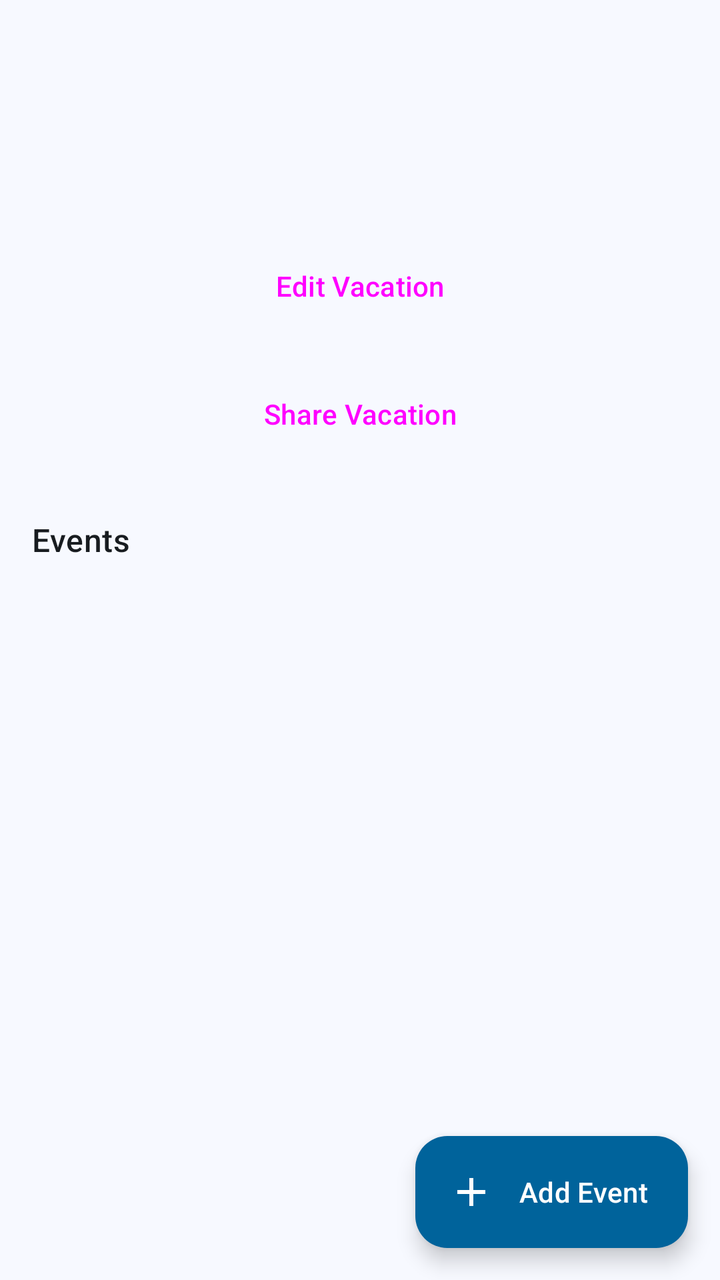
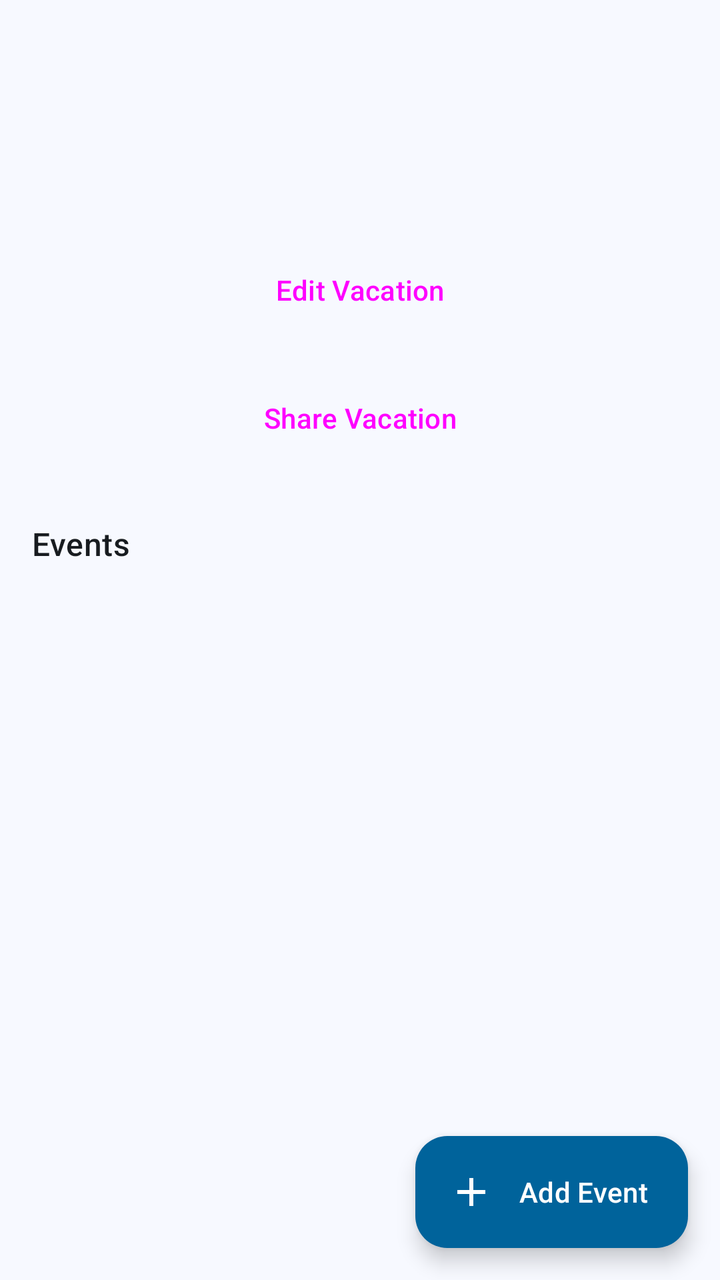

An Android layout rendered at two revisions. The XML below is the earlier revision; the diff shows what the commit changed to produce the second picture.
<!-- AndroidManifest.xml: application theme Theme.Vagor -->
<!-- res/layout/activity_event_list.xml -->
<?xml version="1.0" encoding="utf-8"?>
<FrameLayout
    xmlns:android="http://schemas.android.com/apk/res/android"
    xmlns:tools="http://schemas.android.com/tools"
    android:layout_width="match_parent"
    android:layout_height="match_parent">

    
    <ScrollView
        android:id="@+id/vacationPageScroll"
        android:layout_width="match_parent"
        android:layout_height="match_parent">

        
        <LinearLayout
            android:layout_width="match_parent"
            android:layout_height="wrap_content"
            android:orientation="vertical"
            android:paddingBottom="@dimen/add_button_clearance">

            <LinearLayout
                android:layout_width="match_parent"
                android:layout_height="wrap_content"
                android:orientation="vertical"
                android:padding="16dp">

                <TextView
                    android:id="@+id/vacationPageTitle"
                    android:layout_width="match_parent"
                    android:layout_height="wrap_content"
                    android:accessibilityHeading="true"
                    android:textAppearance="?attr/textAppearanceHeadlineSmall"
                    tools:targetApi="28" />

                <TextView
                    android:id="@+id/vacationPageDates"
                    android:layout_width="match_parent"
                    android:layout_height="wrap_content"
                    android:layout_marginTop="8dp"
                    android:textAppearance="?attr/textAppearanceBodyLarge" />

                <TextView
                    android:id="@+id/vacationPageHotel"
                    android:layout_width="match_parent"
                    android:layout_height="wrap_content"
                    android:layout_marginTop="2dp"
                    android:textAppearance="?attr/textAppearanceBodyMedium"
                    android:textColor="?attr/colorOnSurfaceVariant" />

                <Button
                    android:id="@+id/buttonEditVacation"
                    style="@style/Widget.Vagor.Button.Outlined"
                    android:layout_width="match_parent"
                    android:layout_height="wrap_content"
                    android:layout_marginTop="16dp"
                    android:text="@string/edit_vacation" />

                <Button
                    android:id="@+id/buttonShareVacation"
                    style="@style/Widget.Vagor.Button.Outlined"
                    android:layout_width="match_parent"
                    android:layout_height="wrap_content"
                    android:layout_marginTop="@dimen/button_spacing"
                    android:text="@string/share_vacation" />

                <TextView
                    android:layout_width="match_parent"
                    android:layout_height="wrap_content"
                    android:layout_marginTop="24dp"
                    android:accessibilityHeading="true"
                    android:text="@string/events"
                    android:textAppearance="?attr/textAppearanceTitleMedium"
                    tools:targetApi="28" />

                <TextView
                    android:id="@+id/emptyEvents"
                    android:layout_width="match_parent"
                    android:layout_height="wrap_content"
                    android:layout_marginTop="8dp"
                    android:text="@string/no_events_yet"
                    android:textAppearance="?attr/textAppearanceBodyLarge"
                    android:visibility="gone" />

            </LinearLayout>

            
            <LinearLayout
                android:id="@+id/eventRows"
                android:layout_width="match_parent"
                android:layout_height="wrap_content"
                android:orientation="vertical" />

        </LinearLayout>

    </ScrollView>

    <com.google.android.material.floatingactionbutton.ExtendedFloatingActionButton
        android:id="@+id/buttonAddEvent"
        style="@style/Widget.Vagor.AddButton"
        android:layout_width="wrap_content"
        android:layout_height="wrap_content"
        android:layout_gravity="bottom|end"
        android:layout_margin="16dp"
        android:text="@string/add_event" />

</FrameLayout>
<!-- resources referenced by this layout -->
<resources>
  <dimen name="add_button_clearance">88dp</dimen>
  <dimen name="button_spacing">8dp</dimen>
  <string name="add_event">Add Event</string>
  <string name="edit_vacation">Edit Vacation</string>
  <string name="events">Events</string>
  <string name="no_events_yet">No events yet. Tap Add Event to plan one.</string>
  <string name="share_vacation">Share Vacation</string>
  <style name="Widget.Vagor.AddButton" parent="Widget.Material3.ExtendedFloatingActionButton.Icon.Primary">
          <item name="backgroundTint">?attr/colorPrimary</item>
          <item name="android:textColor">?attr/colorOnPrimary</item>
          <item name="icon">@drawable/ic_add</item>
          <item name="iconTint">?attr/colorOnPrimary</item>
          <item name="rippleColor">@color/vagor_on_primary_ripple</item>
      </style>
  <style name="Widget.Vagor.Button.Outlined" parent="Widget.Material3.Button.OutlinedButton">
          <item name="android:minHeight">@dimen/button_height</item>
          <item name="android:insetTop">0dp</item>
          <item name="android:insetBottom">0dp</item>
      </style>
  <style name="Theme.Vagor" parent="Base.Theme.Vagor" />
  <!-- drawable ic_add (drawable) -->
  <vector xmlns:android="http://schemas.android.com/apk/res/android"
      android:width="24dp"
      android:height="24dp"
      android:tint="?attr/colorControlNormal"
      android:viewportWidth="24"
      android:viewportHeight="24">
      <path
          android:fillColor="@android:color/white"
          android:pathData="M19,13h-6v6h-2v-6H5v-2h6V5h2v6h6v2z" />
  </vector>
  <dimen name="button_height">56dp</dimen>
  <color name="vagor_light_primary">#00639B</color>
  <color name="vagor_light_onPrimary">#FFFFFF</color>
  <color name="vagor_light_primaryContainer">#CEE5FF</color>
  <color name="vagor_light_onPrimaryContainer">#001D33</color>
  <color name="vagor_light_secondary">#51606F</color>
  <color name="vagor_light_onSecondary">#FFFFFF</color>
  <color name="vagor_light_secondaryContainer">#D5E4F7</color>
  <color name="vagor_light_onSecondaryContainer">#0E1D2A</color>
  <color name="vagor_light_tertiary">#68587A</color>
  <color name="vagor_light_onTertiary">#FFFFFF</color>
  <color name="vagor_light_tertiaryContainer">#EFDBFF</color>
  <color name="vagor_light_onTertiaryContainer">#231533</color>
  <color name="vagor_light_error">#BA1A1A</color>
  <color name="vagor_light_onError">#FFFFFF</color>
  <color name="vagor_light_errorContainer">#FFDAD6</color>
  <color name="vagor_light_onErrorContainer">#410002</color>
  <color name="vagor_light_background">#F7F9FF</color>
  <color name="vagor_light_onBackground">#181C20</color>
  <color name="vagor_light_surface">#F7F9FF</color>
  <color name="vagor_light_onSurface">#181C20</color>
  <color name="vagor_light_surfaceVariant">#DEE3EB</color>
  <color name="vagor_light_onSurfaceVariant">#42474E</color>
  <color name="vagor_light_outline">#72777F</color>
  <color name="vagor_light_outlineVariant">#C2C7CF</color>
  <color name="vagor_light_inverseSurface">#2D3135</color>
  <color name="vagor_light_inverseOnSurface">#EFF1F6</color>
  <color name="vagor_light_inversePrimary">#97CBFF</color>
  <color name="vagor_light_surfaceDim">#D8DAE0</color>
  <color name="vagor_light_surfaceBright">#F7F9FF</color>
  <color name="vagor_light_surfaceContainerLowest">#FFFFFF</color>
  <color name="vagor_light_surfaceContainerLow">#F1F3F9</color>
  <color name="vagor_light_surfaceContainer">#ECEEF3</color>
  <color name="vagor_light_surfaceContainerHigh">#E6E8EE</color>
  <color name="vagor_light_surfaceContainerHighest">#E0E2E8</color>
  <!-- unchanged entries left out for length: 1 -->
</resources>

<!-- the commit's change to res/layout/activity_event_list.xml (unified diff, before → after) -->
@@ -39,11 +39,12 @@
                     android:layout_marginTop="8dp"
                     android:textAppearance="?attr/textAppearanceBodyLarge" />
 
+                
                 <TextView
-                    android:id="@+id/vacationPageHotel"
+                    android:id="@+id/vacationPageTripDetails"
                     android:layout_width="match_parent"
                     android:layout_height="wrap_content"
-                    android:layout_marginTop="2dp"
+                    android:layout_marginTop="4dp"
                     android:textAppearance="?attr/textAppearanceBodyMedium"
                     android:textColor="?attr/colorOnSurfaceVariant" />
 
